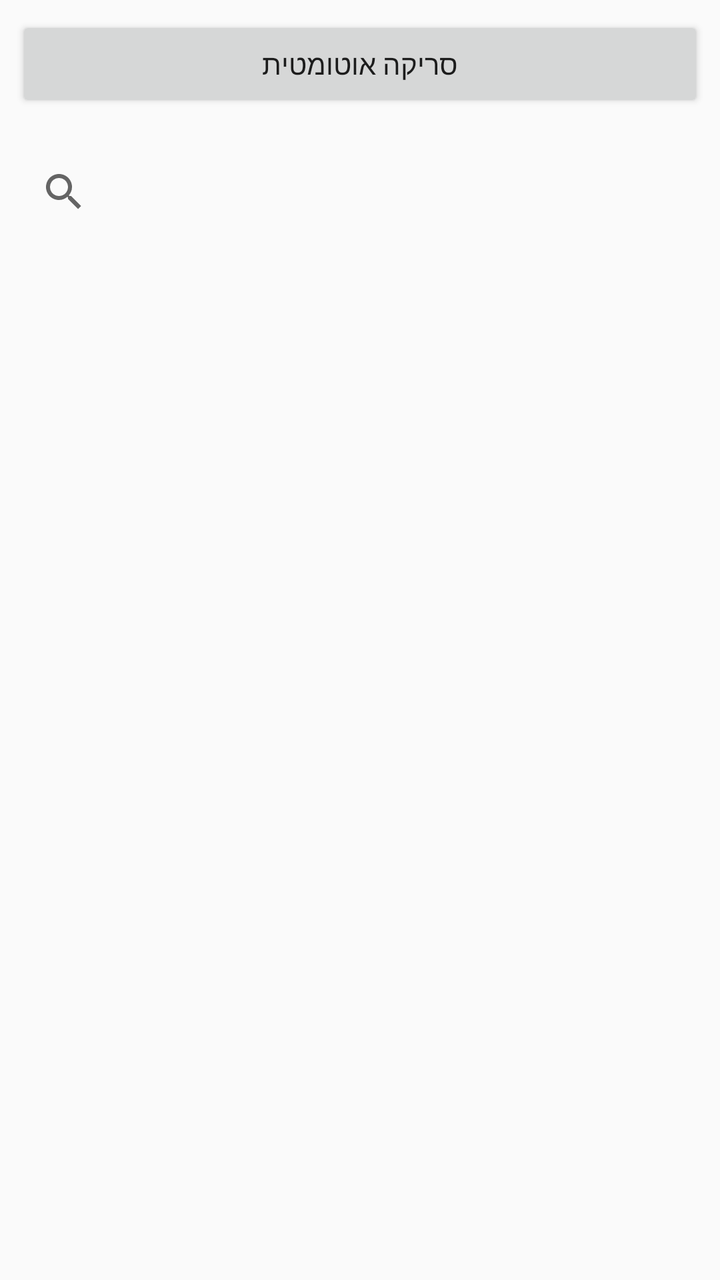
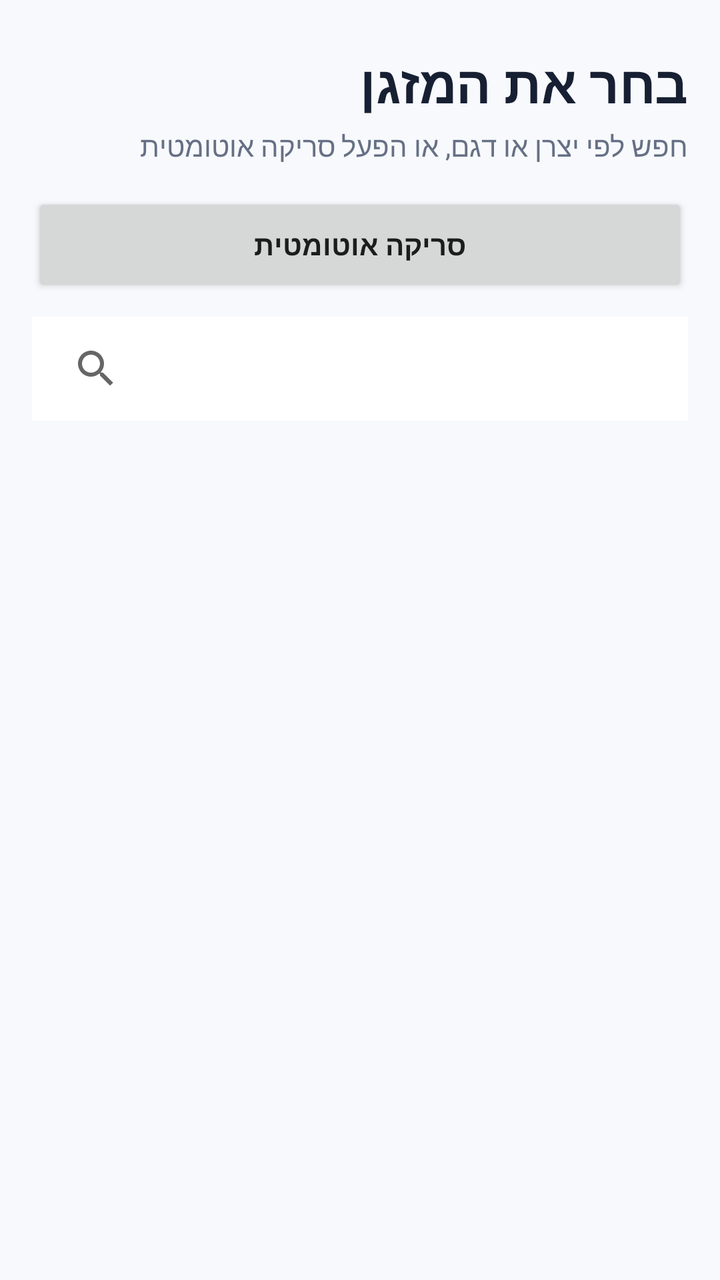

The first picture is an Android layout as it rendered before a commit; the second is the same layout after the commit. The layout source and the unified diff follow.
<!-- AndroidManifest.xml: application theme Theme.AppCompat.Light.DarkActionBar -->
<!-- res/layout/activity_picker.xml -->
<?xml version="1.0" encoding="utf-8"?>
<LinearLayout xmlns:android="http://schemas.android.com/apk/res/android"
    android:layout_width="match_parent"
    android:layout_height="match_parent"
    android:orientation="vertical">

    <Button
        android:id="@+id/btn_auto_scan"
        android:layout_width="match_parent"
        android:layout_height="wrap_content"
        android:text="סריקה אוטומטית"
        android:layout_margin="8dp" />

    <androidx.appcompat.widget.SearchView
        android:id="@+id/search_devices"
        android:layout_width="match_parent"
        android:layout_height="wrap_content"
        android:iconifiedByDefault="false"
        android:queryHint="@string/picker_search_hint"
        android:padding="8dp" />

    <androidx.recyclerview.widget.RecyclerView
        android:id="@+id/recycler_devices"
        android:layout_width="match_parent"
        android:layout_height="0dp"
        android:layout_weight="1" />

</LinearLayout>
<!-- resources referenced by this layout -->
<resources>
  <string name="picker_search_hint">Search by brand or model…</string>
</resources>

<!-- the commit's change to res/layout/activity_picker.xml (unified diff, before → after) -->
@@ -2,27 +2,52 @@
 <LinearLayout xmlns:android="http://schemas.android.com/apk/res/android"
     android:layout_width="match_parent"
     android:layout_height="match_parent"
-    android:orientation="vertical">
+    android:orientation="vertical"
+    android:background="@color/pp_background"
+    android:padding="16dp">
+
+    <TextView
+        android:layout_width="match_parent"
+        android:layout_height="wrap_content"
+        android:text="בחר את המזגן"
+        android:textColor="@color/pp_text"
+        android:textSize="26sp"
+        android:textStyle="bold"
+        android:paddingTop="8dp"
+        android:paddingBottom="4dp" />
+
+    <TextView
+        android:layout_width="match_parent"
+        android:layout_height="wrap_content"
+        android:text="חפש לפי יצרן או דגם, או הפעל סריקה אוטומטית"
+        android:textColor="@color/pp_text_secondary"
+        android:textSize="14sp"
+        android:paddingBottom="14dp" />
 
     <Button
         android:id="@+id/btn_auto_scan"
         android:layout_width="match_parent"
-        android:layout_height="wrap_content"
+        android:layout_height="52dp"
         android:text="סריקה אוטומטית"
-        android:layout_margin="8dp" />
+        android:textStyle="bold" />
 
     <androidx.appcompat.widget.SearchView
         android:id="@+id/search_devices"
         android:layout_width="match_parent"
-        android:layout_height="wrap_content"
+        android:layout_height="52dp"
+        android:layout_marginTop="10dp"
         android:iconifiedByDefault="false"
         android:queryHint="@string/picker_search_hint"
-        android:padding="8dp" />
+        android:background="@color/pp_surface"
+        android:paddingStart="8dp"
+        android:paddingEnd="8dp" />
 
     <androidx.recyclerview.widget.RecyclerView
         android:id="@+id/recycler_devices"
         android:layout_width="match_parent"
         android:layout_height="0dp"
-        android:layout_weight="1" />
-
+        android:layout_weight="1"
+        android:layout_marginTop="10dp"
+        android:clipToPadding="false"
+        android:paddingBottom="8dp" />
 </LinearLayout>
<!-- resource entries referenced after the edit -->
@@ -1,5 +1,9 @@
 <!-- resources referenced by this layout -->
 <resources>
+  <color name="pp_background">#F7F9FC</color>
+  <color name="pp_surface">#FFFFFF</color>
+  <color name="pp_text">#172033</color>
+  <color name="pp_text_secondary">#667085</color>
   <string name="picker_search_hint">Search by brand or model…</string>
 </resources>
 
